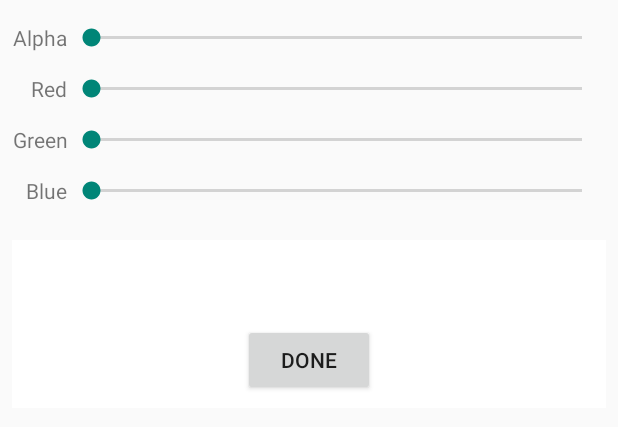
After one commit to saumyakr1232/SimpleWhiteboard, an Android app: the layout change_color_dialog.xml on its own in the app's theme, with its tools: preview values and no code run, on a phone screen of 412 x 824 dp. The commit adds this screen. Shown: the top 427 px of the screen. Run offline under Robolectric (Android 15) with nearby library versions, the phone set to English and light mode, and no system bars.

Commit message:
added feature
- change brush color

```diff
--- /dev/null
+++ b/app/src/main/res/layout/change_color_dialog.xml
@@ -0,0 +1,122 @@
+<?xml version="1.0" encoding="utf-8"?>
+<LinearLayout xmlns:android="http://schemas.android.com/apk/res/android"
+    android:layout_width="match_parent"
+    android:layout_height="match_parent"
+    android:orientation="vertical">
+
+    <TableLayout
+        android:id="@+id/colorTableLayout"
+        android:layout_width="match_parent"
+        android:layout_height="wrap_content"
+        android:layout_margin="8dp"
+        android:stretchColumns="1">
+
+        <TableRow
+            android:layout_width="match_parent"
+            android:layout_height="wrap_content"
+            android:orientation="horizontal">
+
+            <TextView
+                android:layout_width="match_parent"
+                android:layout_height="wrap_content"
+                android:layout_gravity="center_vertical"
+                android:gravity="end"
+                android:text="@string/alpha" />
+
+            <SeekBar
+                android:id="@+id/alphaSeekbar"
+                android:layout_width="match_parent"
+                android:layout_height="wrap_content"
+                android:max="255"
+                android:padding="8dp" />
+
+        </TableRow>
+
+        <TableRow
+            android:layout_width="match_parent"
+            android:layout_height="wrap_content"
+            android:orientation="horizontal">
+
+            <TextView
+                android:layout_width="match_parent"
+                android:layout_height="wrap_content"
+                android:layout_gravity="center_vertical"
+                android:gravity="end"
+                android:text="@string/red" />
+
+            <SeekBar
+                android:id="@+id/redSeekbar"
+                android:layout_width="match_parent"
+                android:layout_height="wrap_content"
+                android:max="255"
+                android:padding="8dp" />
+
+        </TableRow>
+
+        <TableRow
+            android:layout_width="match_parent"
+            android:layout_height="wrap_content"
+            android:orientation="horizontal">
+
+            <TextView
+                android:layout_width="match_parent"
+                android:layout_height="wrap_content"
+                android:layout_gravity="center_vertical"
+                android:gravity="end"
+                android:text="@string/green" />
+
+            <SeekBar
+                android:id="@+id/greenSeekbar"
+                android:layout_width="match_parent"
+                android:layout_height="wrap_content"
+                android:max="255"
+                android:padding="8dp" />
+
+        </TableRow>
+
+        <TableRow
+            android:layout_width="match_parent"
+            android:layout_height="wrap_content"
+            android:orientation="horizontal">
+
+            <TextView
+                android:layout_width="match_parent"
+                android:layout_height="wrap_content"
+                android:layout_gravity="center_vertical"
+                android:gravity="end"
+                android:text="@string/blue" />
+
+            <SeekBar
+                android:id="@+id/blueSeekbar"
+                android:layout_width="match_parent"
+                android:layout_height="wrap_content"
+                android:max="255"
+                android:padding="8dp" />
+
+        </TableRow>
+    </TableLayout>
+
+    <LinearLayout
+        android:id="@+id/colorPrevLinearLayout"
+        android:layout_width="match_parent"
+        android:layout_height="wrap_content"
+        android:layout_margin="8dp"
+        android:background="@android:color/white"
+        android:orientation="vertical">
+
+        <View
+            android:id="@+id/colorPrevView"
+            android:layout_width="match_parent"
+            android:layout_height="48dp" />
+
+        <Button
+            android:id="@+id/colorChangeDialogBtnDone"
+            android:layout_width="wrap_content"
+            android:layout_height="wrap_content"
+            android:layout_gravity="center_horizontal"
+            android:layout_margin="8dp"
+            android:text="@string/done" />
+
+
+    </LinearLayout>
+</LinearLayout>
--- a/app/src/main/res/values/strings.xml
+++ b/app/src/main/res/values/strings.xml
@@ -1,3 +1,8 @@
 <resources>
     <string name="app_name">SimpleWhiteboard</string>
+    <string name="alpha">Alpha</string>
+    <string name="red">Red</string>
+    <string name="green">Green</string>
+    <string name="blue">Blue</string>
+    <string name="done">Done</string>
 </resources>
```
Also changed, not shown: app/src/main/java/com/goodapps/simplewhiteboard/MainActivity.java (+88 -17 lines).
